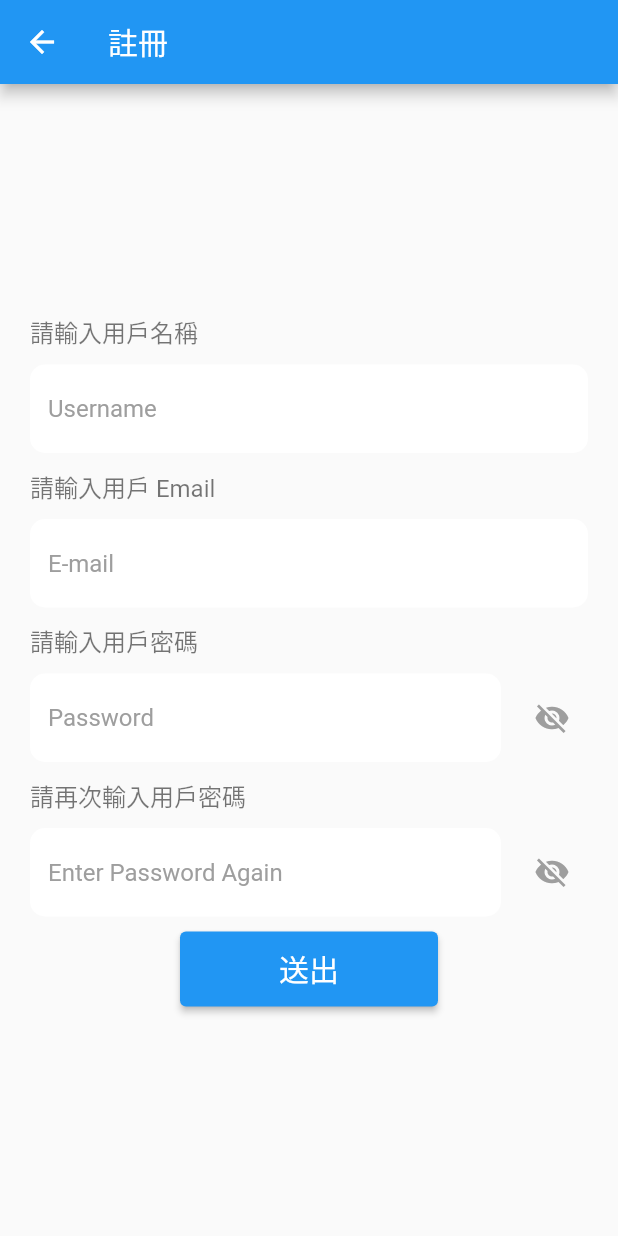
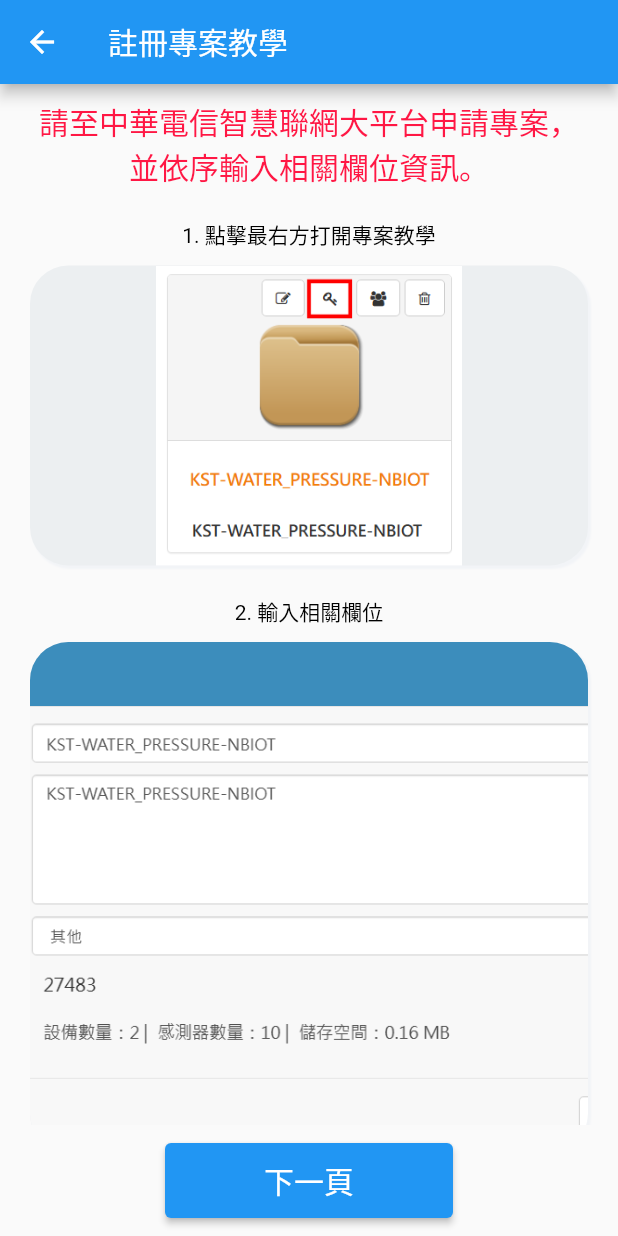
Before and after one commit to BoshiLee/water_presure_iot, a Flutter app: the screen it shows after launch, after a tap on "註冊帳號", on a phone screen of 412 x 824 dp. Run offline on Flutter 3.47's test engine with Material 2 defaults, Android fonts, the phone set to English and light mode, and no system bars; our stand-ins replace bloc, bot_toast, csv, dio, equatable, flutter_bloc and 6 more; missing offline and left inert: dart:html, syncfusion_flutter_xlsio; accounts and stored records are empty.

Commit message:
加入註冊專案頁

```diff
--- a/lib/cubits/register/register_state.dart
+++ b/lib/cubits/register/register_state.dart
@@ -10,6 +10,11 @@
 }
 
 class RegisterLoading extends RegisterState {
+  @override
+  List<Object> get props => [DateTime.now().toIso8601String()];
+}
+
+class RegisterValid extends RegisterState {
   @override
   List<Object> get props => [DateTime.now().toIso8601String()];
 }
--- a/lib/screens/login/login_screen.dart
+++ b/lib/screens/login/login_screen.dart
@@ -95,7 +95,8 @@
                   ),
                   TextButton(
                     onPressed: () {
-                      RoutingManager.pushToRegisterScreen(context);
+                      RoutingManager.pushToRegisterProjectTutorScreen(context);
+                      // RoutingManager.pushToRegisterScreen(context);
                     },
                     child: const Text('註冊帳號'),
                   ),
--- /dev/null
+++ b/lib/screens/register/register_project_tutor_screen.dart
@@ -0,0 +1,49 @@
+import 'package:flutter/material.dart';
+import 'package:water_pressure_iot/screens/routing/routing_manager.dart';
+
+import 'wigets/register_project_tutorial.dart';
+
+class RegisterProjectTutorScreen extends StatelessWidget {
+  static const id = 'register_project_tutor_screen';
+  const RegisterProjectTutorScreen({super.key});
+
+  @override
+  Widget build(BuildContext context) {
+    return Scaffold(
+      appBar: AppBar(
+        title: const Text('註冊專案教學'),
+        leading: IconButton(
+          icon: const Icon(Icons.arrow_back),
+          onPressed: () => Navigator.pop(context),
+        ),
+      ),
+      body: Column(
+        children: [
+          const Expanded(
+            child: SingleChildScrollView(
+              child: RegisterProjectTutorial(),
+            ),
+          ),
+          Padding(
+            padding: const EdgeInsets.symmetric(vertical: 12),
+            child: ElevatedButton(
+              style: ElevatedButton.styleFrom(
+                textStyle: const TextStyle(fontSize: 20.0),
+              ),
+              onPressed: () {
+                RoutingManager.pushToRegisterProjectScreen(context);
+              },
+              child: const Padding(
+                padding: EdgeInsets.symmetric(
+                  vertical: 10.0,
+                  horizontal: 50.0,
+                ),
+                child: Text('下一頁'),
+              ),
+            ),
+          ),
+        ],
+      ),
+    );
+  }
+}
--- a/lib/screens/register/register_screen.dart
+++ b/lib/screens/register/register_screen.dart
@@ -2,7 +2,8 @@
 import 'package:flutter/material.dart';
 import 'package:flutter_bloc/flutter_bloc.dart';
 import 'package:water_pressure_iot/cubits/register/register_cubit.dart';
-import 'package:water_pressure_iot/screens/login/account_input_field.dart';
+import 'package:water_pressure_iot/screens/register/wigets/title_input_field.dart';
+import 'package:water_pressure_iot/screens/routing/routing_manager.dart';
 
 class RegisterScreen extends StatelessWidget {
   static const id = 'register_screen';
@@ -16,13 +17,14 @@
         title: const Text('註冊'),
         leading: IconButton(
           icon: const Icon(Icons.arrow_back),
-          onPressed: () {
-            Navigator.pop(context);
-          },
+          onPressed: () => Navigator.pop(context),
         ),
       ),
       body: BlocConsumer<RegisterCubit, RegisterState>(
         listener: (context, state) {
+          if (state is RegisterValid) {
+            RoutingManager.pushToRegisterProjectScreen(context);
+          }
           if (state is RegisterFailure) {
             BotToast.showSimpleNotification(title: state.errorMessage);
           }
@@ -31,85 +33,27 @@
           return Column(
             mainAxisAlignment: MainAxisAlignment.center,
             children: <Widget>[
-              Column(
-                crossAxisAlignment: CrossAxisAlignment.start,
-                children: [
-                  const Padding(
-                    padding: EdgeInsets.symmetric(horizontal: 20),
-                    child: Text(
-                      '請輸入用戶名稱',
-                      style: TextStyle(
-                        fontSize: 16.0,
-                        color: Colors.black54,
-                      ),
-                    ),
-                  ),
-                  AccountInputField(
-                    // initialValue: context.watch<LoginCubit>().auth.email ?? '',
+              TitleInputField(
+                title: '請輸入用戶名稱',
                 hintText: 'Username',
                 onChanged: (value) =>
                     context.read<RegisterCubit>().auth.name = value,
               ),
-                ],
-              ),
-              Column(
-                crossAxisAlignment: CrossAxisAlignment.start,
-                children: [
-                  const Padding(
-                    padding: EdgeInsets.symmetric(horizontal: 20),
-                    child: Text(
-                      '請輸入用戶 Email',
-                      style: TextStyle(
-                        fontSize: 16.0,
-                        color: Colors.black54,
-                      ),
-                    ),
-                  ),
-                  AccountInputField(
-                    // initialValue: context.watch<LoginCubit>().auth.email ?? '',
+              TitleInputField(
+                title: '請輸入用戶 Email',
                 hintText: 'E-mail',
                 onChanged: (value) =>
                     context.read<RegisterCubit>().auth.email = value,
               ),
-                ],
-              ),
-              Column(
-                crossAxisAlignment: CrossAxisAlignment.start,
-                children: [
-                  const Padding(
-                    padding: EdgeInsets.symmetric(horizontal: 20),
-                    child: Text(
-                      '請輸入用戶密碼',
-                      style: TextStyle(
-                        fontSize: 16.0,
-                        color: Colors.black54,
-                      ),
-                    ),
-                  ),
-                  AccountInputField(
-                    // initialValue: context.watch<LoginCubit>().auth.email ?? '',
+              TitleInputField(
+                title: '請輸入用戶密碼',
                 hintText: 'Password',
                 obscureText: true,
                 onChanged: (value) =>
                     context.read<RegisterCubit>().auth.password = value,
               ),
-                ],
-              ),
-              Column(
-                crossAxisAlignment: CrossAxisAlignment.start,
-                children: [
-                  const Padding(
-                    padding: EdgeInsets.symmetric(horizontal: 20),
-                    child: Text(
-                      '請再次輸入用戶密碼',
-                      style: TextStyle(
-                        fontSize: 16.0,
-                        color: Colors.black54,
-                      ),
-                    ),
-                  ),
-                  AccountInputField(
-                    // initialValue: context.watch<LoginCubit>().auth.email ?? '',
+              TitleInputField(
+                title: '請再次輸入用戶密碼',
                 hintText: 'Enter Password Again',
                 obscureText: true,
                 onChanged: (value) => context
@@ -117,19 +61,18 @@
                     .auth
                     .passwordConfirmation = value,
               ),
-                ],
-              ),
               ElevatedButton(
                 style: ElevatedButton.styleFrom(
                   textStyle: const TextStyle(fontSize: 20.0),
                 ),
-                onPressed: context.read<RegisterCubit>().register,
+                onPressed:
+                    context.read<RegisterCubit>().validAuthAndPushToNextPage,
                 child: const Padding(
                   padding: EdgeInsets.symmetric(
                     vertical: 10.0,
                     horizontal: 50.0,
                   ),
-                  child: Text('送出'),
+                  child: Text('下一步'),
                 ),
               ),
             ],
--- /dev/null
+++ b/lib/screens/register/wigets/register_project_tutorial.dart
@@ -0,0 +1,42 @@
+import 'package:flutter/material.dart';
+import 'package:water_pressure_iot/screens/register/wigets/tutor_image.dart';
+
+class RegisterProjectTutorial extends StatelessWidget {
+  const RegisterProjectTutorial({super.key});
+
+  @override
+  Widget build(BuildContext context) {
+    return Column(
+      children: [
+        Padding(
+          padding: const EdgeInsets.symmetric(
+            vertical: 10.0,
+          ),
+          child: Text(
+            '請至中華電信智慧聯網大平台申請專案，\n並依序輸入相關欄位資訊。',
+            textAlign: TextAlign.center,
+            style: TextStyle(
+              fontSize: 20.0,
+              color: Colors.redAccent[400],
+            ),
+          ),
+        ),
+        const TutorImage(
+          title: '1. 點擊最右方打開專案教學',
+          imagePath: 'assets/images/open_project_key.png',
+          size: 200,
+        ),
+        const TutorImage(
+          title: '2. 輸入相關欄位',
+          imagePath: 'assets/images/project_management.png',
+          size: 340,
+        ),
+        const TutorImage(
+          title: '3. 點擊紅框處打開專案教學',
+          imagePath: 'assets/images/project_key.png',
+          size: 160,
+        ),
+      ],
+    );
+  }
+}
--- /dev/null
+++ b/lib/screens/register/wigets/tutor_image.dart
@@ -0,0 +1,57 @@
+import 'package:flutter/material.dart';
+
+class TutorImage extends StatelessWidget {
+  final String title;
+  final String imagePath;
+  final double size;
+  const TutorImage(
+      {super.key,
+      required this.title,
+      required this.imagePath,
+      required this.size});
+
+  @override
+  Widget build(BuildContext context) {
+    return Container(
+      padding: const EdgeInsets.symmetric(
+        vertical: 10.0,
+        horizontal: 20.0,
+      ),
+      child: Column(
+        children: [
+          Text(
+            title,
+            textAlign: TextAlign.center,
+            style: const TextStyle(
+              fontSize: 14.0,
+              color: Colors.black,
+            ),
+          ),
+          const SizedBox(
+            height: 10.0,
+          ),
+          Container(
+            height: size,
+            padding: const EdgeInsets.all(8.0),
+            alignment: Alignment.center,
+            decoration: BoxDecoration(
+              image: DecorationImage(
+                image: AssetImage(imagePath),
+                fit: BoxFit.fitHeight,
+              ),
+              color: Colors.blueGrey[50],
+              borderRadius: BorderRadius.circular(25.5),
+              boxShadow: const [
+                BoxShadow(
+                  color: Color(0xfff2f4f7),
+                  blurRadius: 0.3,
+                  offset: Offset(1.8, 1.8),
+                )
+              ],
+            ),
+          ),
+        ],
+      ),
+    );
+  }
+}
--- a/lib/screens/routing/routing_manager.dart
+++ b/lib/screens/routing/routing_manager.dart
@@ -1,6 +1,8 @@
 import 'package:flutter/material.dart';
 import 'package:flutter_bloc/flutter_bloc.dart';
 import 'package:water_pressure_iot/cubits/register/register_cubit.dart';
+import 'package:water_pressure_iot/screens/register/register_project_screen.dart';
+import 'package:water_pressure_iot/screens/register/register_project_tutor_screen.dart';
 import 'package:water_pressure_iot/screens/register/register_screen.dart';
 import 'package:water_pressure_iot/screens/routing/navigator_extension.dart';
 
@@ -53,4 +55,22 @@
         ),
         RegisterScreen.id,
       );
+
+  static void pushToRegisterProjectTutorScreen(
+    BuildContext context,
+  ) =>
+      NavigatorExtension.navigateToNextPage(
+        context,
+        const RegisterProjectTutorScreen(),
+        RegisterProjectTutorScreen.id,
+      );
+
+  static void pushToRegisterProjectScreen(
+    BuildContext context,
+  ) =>
+      NavigatorExtension.navigateToNextPage(
+        context,
+        RegisterProjectScreen(),
+        RegisterProjectScreen.id,
+      );
 }
--- a/pubspec.yaml
+++ b/pubspec.yaml
@@ -70,8 +70,6 @@
   uses-material-design: true
   assets:
     - assets/images/
-    - assets/images/2.0x/
-    - assets/images/3.0x/
   fonts:
     - family: Nbiot
       fonts:
```
Also changed, not shown: lib/cubits/register/register_cubit.dart (+11 -0 lines), lib/screens/register/register_project_screen.dart (added, +85 -0 lines), lib/screens/register/wigets/title_input_field.dart (added, +44 -0 lines), assets/images/open_project_key.png (added), assets/images/project_key.png (added), assets/images/project_management.png (added). Lines whose indentation alone changed are shown as unchanged.
